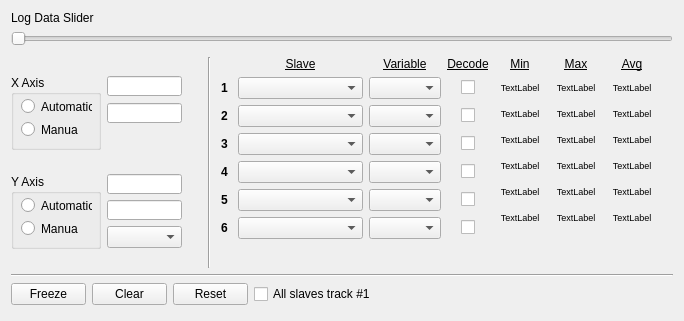
Before: the Qt Designer form ui/w_2dplot.ui in JFDuval/flexsea-plan, drawn with Qt 5.
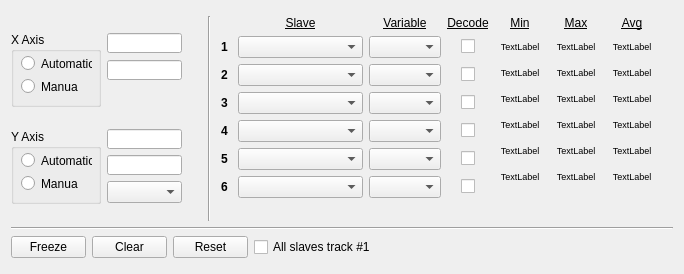
After: the same form once the commit is applied.

Commit message: - Transfered the slider to the new logkeypad window

```diff
--- a/ui/w_2dplot.ui
+++ b/ui/w_2dplot.ui
@@ -7,7 +7,7 @@
     <x>0</x>
     <y>0</y>
     <width>684</width>
-    <height>321</height>
+    <height>274</height>
    </rect>
   </property>
   <property name="minimumSize">
@@ -23,20 +23,6 @@
    <item>
     <layout class="QGridLayout" name="gridLayout_test"/>
    </item>
-   <item>
-    <widget class="QLabel" name="labelDataSlider">
-     <property name="text">
-      <string>Log Data Slider</string>
-     </property>
-    </widget>
-   </item>
-   <item>
-    <widget class="QSlider" name="DataSlider">
-     <property name="orientation">
-      <enum>Qt::Horizontal</enum>
-     </property>
-    </widget>
-   </item>
    <item>
     <spacer name="verticalSpacer">
      <property name="orientation">
```
The commit also changes 6 other files.
